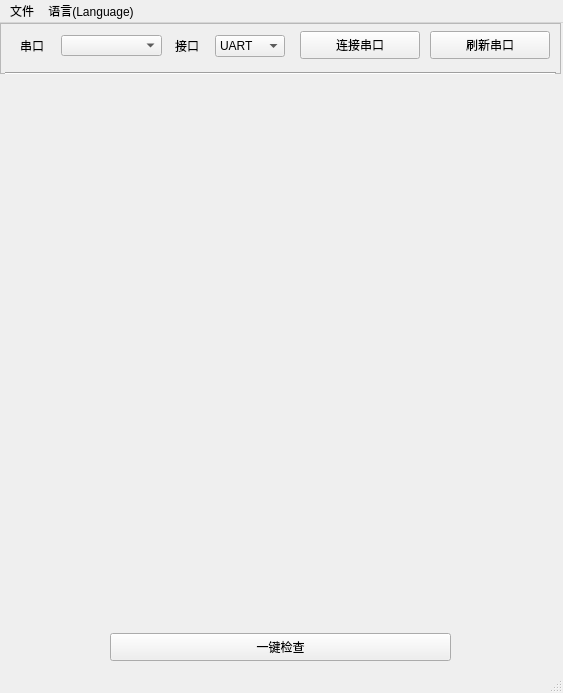
Qt form CheckWINCC.ui (benewake-zoran/BW_TFCHECK_PY_GUI) before a commit.
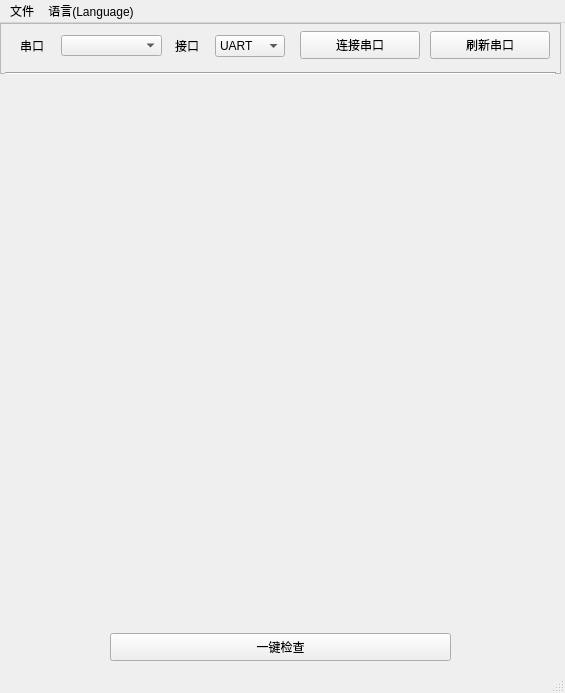
The same form after that commit. Icons and pictures are not drawn.

```diff
--- a/CheckWINCC.ui
+++ b/CheckWINCC.ui
@@ -6,7 +6,7 @@
    <rect>
     <x>0</x>
     <y>0</y>
-    <width>563</width>
+    <width>565</width>
     <height>693</height>
    </rect>
   </property>
@@ -200,7 +200,7 @@
     <rect>
      <x>0</x>
      <y>0</y>
-     <width>563</width>
+     <width>565</width>
      <height>26</height>
     </rect>
    </property>
```
